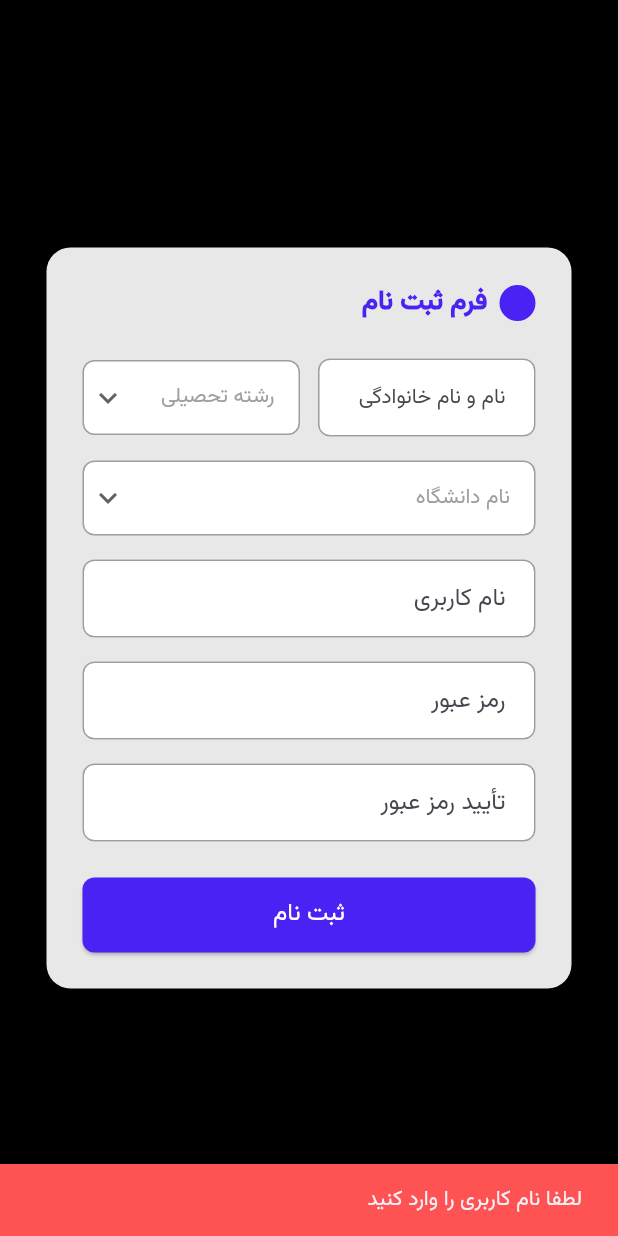
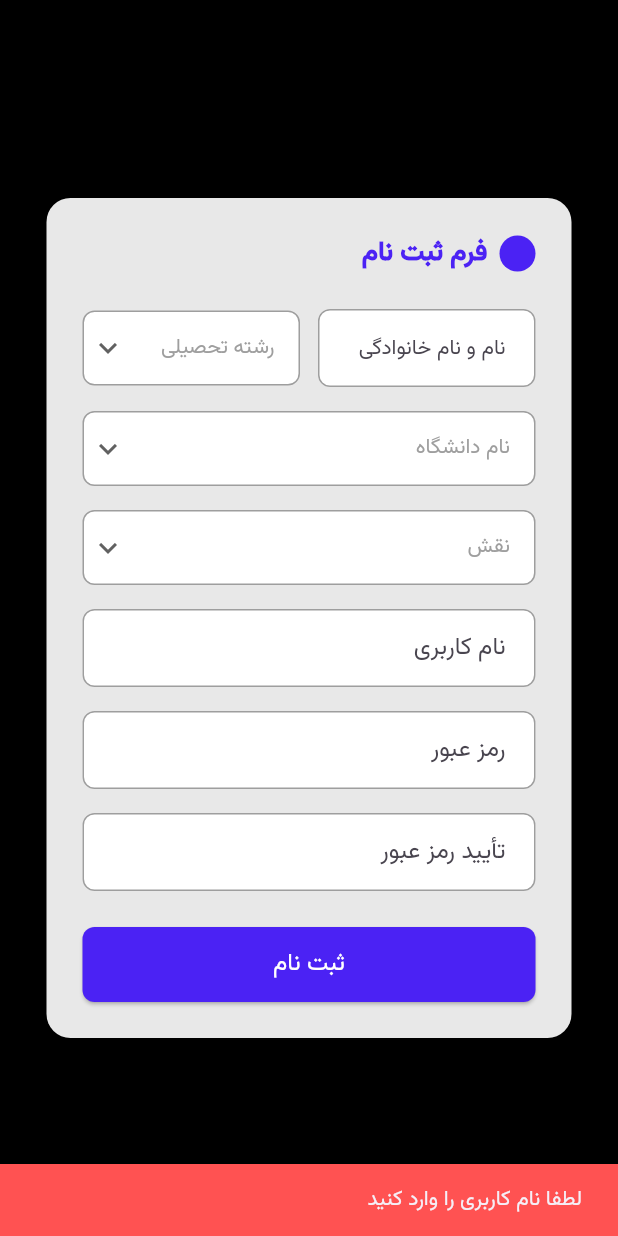
Before and after one commit to Sobhankhedry/Student-Helper-UI, a Flutter app: the RegisterPage screen opened directly, after a tap on "ثبت نام", on a phone screen of 412 x 824 dp. Run offline on Flutter 3.47's test engine with Material 3 defaults, Android fonts, the phone set to English and light mode, and no system bars.

```diff
--- a/lib/models/User.dart
+++ b/lib/models/User.dart
@@ -4,6 +4,7 @@ class User {
   final String university;
   final String fullName;
   final String major;
+  final String role;
 
   User({
     required this.userName,
@@ -11,6 +12,7 @@ class User {
     required this.university,
     required this.fullName,
     required this.major,
+    required this.role,
   });
 
   factory User.fromJson(Map<String, dynamic> json) {
@@ -20,6 +22,7 @@ class User {
       university: json['university'],
       fullName: json['fullName'],
       major: json['major'],
+      role: json['role'],
     );
   }
 
@@ -30,6 +33,7 @@ class User {
       'university': university,
       'fullName': fullName,
       'major': major,
+      'role': role,
     };
   }
 }
--- a/lib/register_page.dart
+++ b/lib/register_page.dart
@@ -20,6 +20,7 @@ class _RegisterPageState extends State<RegisterPage> {
 
   String? _selectedField;
   String? _selectedUniversity;
+  String? _selectedRole;
 
   final List<String> _fields = [
     'مهندسی کامپیوتر',
@@ -36,6 +37,8 @@ class _RegisterPageState extends State<RegisterPage> {
     'دانشگاه امیرکبیر',
     'دانشگاه خلیج فارس',
   ];
+
+  final List<String> _Role = ['استاد', 'دانشجو'];
 
   @override
   void dispose() {
@@ -138,6 +141,20 @@ class _RegisterPageState extends State<RegisterPage> {
                 ),
                 const SizedBox(height: 16),
 
+                // role dropdown
+                _buildCustomDropdown(
+                  hint: 'نقش',
+                  value: _selectedRole,
+                  items: _Role,
+                  onChanged: (value) {
+                    setState(() {
+                      _selectedRole = value;
+                    });
+                  },
+                ),
+
+                const SizedBox(height: 16),
+
                 // Username field
                 TextField(
                   controller: _usernameController,
@@ -225,6 +242,21 @@ class _RegisterPageState extends State<RegisterPage> {
                       );
                       return;
                     }
+                    if (_selectedRole == null) {
+                      ScaffoldMessenger.of(context).showSnackBar(
+                        const SnackBar(
+                          content: Text(
+                            "لطفا رمز عبور را وارد کنید",
+                            textDirection: TextDirection.rtl,
+                            style: TextStyle(fontFamily: 'Vazir'),
+                          ),
+                          backgroundColor: Colors.redAccent,
+                        ),
+                      );
+                      return;
+                    }
+                    final role = _selectedRole;
+
                     final major = _selectedField!;
                     if (_passwordController.text.trim().isEmpty) {
                       ScaffoldMessenger.of(context).showSnackBar(
@@ -261,6 +293,7 @@ class _RegisterPageState extends State<RegisterPage> {
                         university: university,
                         major: major,
                         fullName: name,
+                        role: role!,
                       );
                       final responseMessage = await ApiService().signUp(user);
                       ScaffoldMessenger.of(context).showSnackBar(
@@ -318,7 +351,7 @@ class _RegisterPageState extends State<RegisterPage> {
           child: ButtonTheme(
             alignedDropdown: true,
             child: DropdownButton<String>(
-              value: value,
+              value: items.contains(value) ? value : null,
               isExpanded: true,
               hint: Align(
                 alignment: Alignment.centerRight,
```
